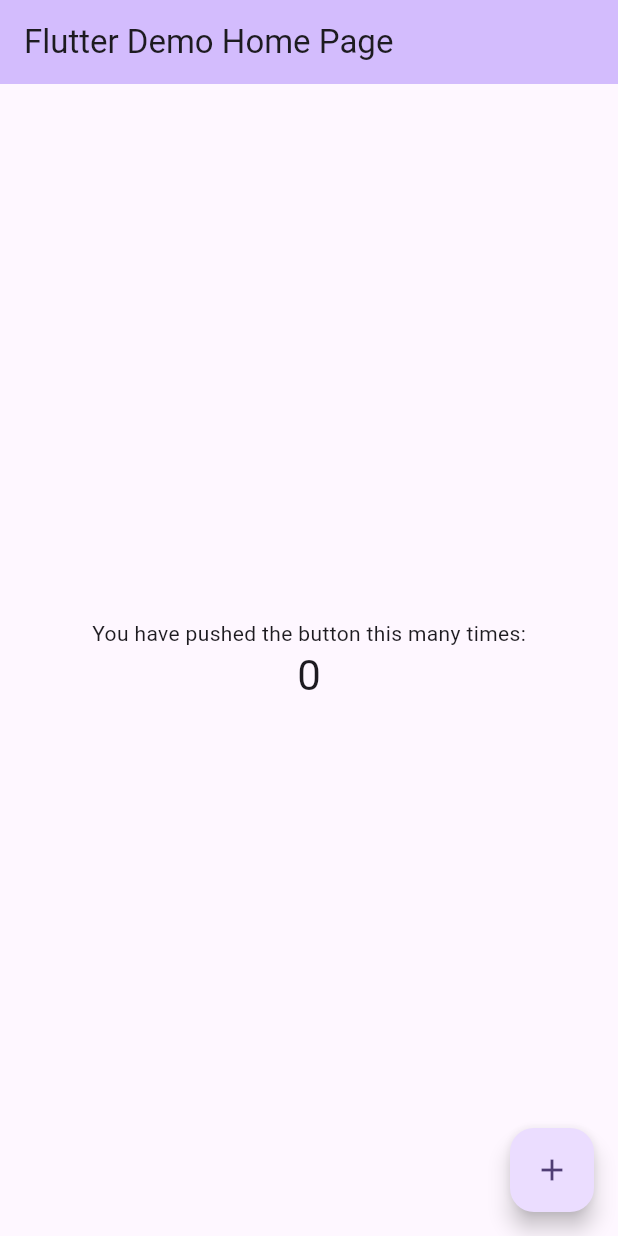
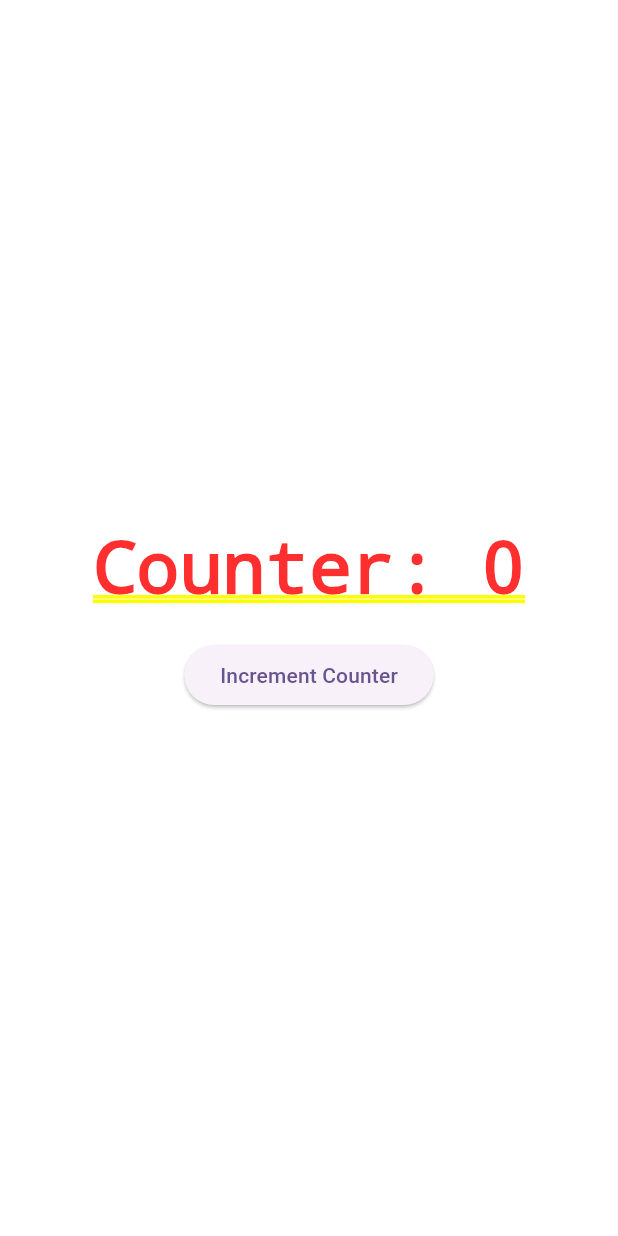
Before and after one commit to mokshchadha/flutter_web, a Flutter app: the screen it shows after launch, on a phone screen of 412 x 824 dp. Run offline on Flutter 3.47's test engine with Material 3 defaults, Android fonts, the phone set to English and light mode, and no system bars.

Commit message:
stream controller example added

```diff
--- a/lib/main.dart
+++ b/lib/main.dart
@@ -1,3 +1,5 @@
+import 'dart:async';
+
 import 'package:flutter/material.dart';
 
 void main() {
@@ -13,57 +15,54 @@ class MyApp extends StatelessWidget {
       title: 'Flutter Demo',
       theme: ThemeData(
           colorScheme: ColorScheme.fromSeed(seedColor: Colors.deepPurple),
-        useMaterial3: true,
-      ),
-      home: const MyHomePage(title: 'Flutter Demo Home Page'),
+          useMaterial3: true),
+      home: StreamControllerExample(),
     );
   }
 }
 
-class MyHomePage extends StatefulWidget {
-  const MyHomePage({super.key, required this.title});
+class StreamControllerExample extends StatefulWidget {
+  @override
+  _StreamControllerExampleState createState() =>
+      _StreamControllerExampleState();
+}
 
-  final String title;
+class _StreamControllerExampleState extends State<StreamControllerExample> {
+  final StreamController<int> _controller = StreamController<int>();
+  int _counter = 0;
 
   @override
-  State<MyHomePage> createState() => _MyHomePageState();
+  void dispose() {
+    _controller.close();
+    super.dispose();
   }
 
-class _MyHomePageState extends State<MyHomePage> {
-  int _counter = 0;
-
   void _incrementCounter() {
-    setState(() {
     _counter++;
-    });
+    _controller.sink.add(_counter);
   }
 
   @override
   Widget build(BuildContext context) {
-    return Scaffold(
-      appBar: AppBar(
-        backgroundColor: Theme.of(context).colorScheme.inversePrimary,
-        title: Text(widget.title),
-      ),
-      body: Center(
-        child: Column(
+    return Column(
       mainAxisAlignment: MainAxisAlignment.center,
       children: <Widget>[
-            const Text(
-              'You have pushed the button this many times:',
+        StreamBuilder<int>(
+          stream: _controller.stream,
+          builder: (BuildContext context, AsyncSnapshot<int> snapshot) {
+            if (snapshot.hasData) {
+              return Text('Counter: ${snapshot.data}');
+            } else {
+              return const Text('Counter: 0');
+            }
+          },
         ),
-            Text(
-              '$_counter',
-              style: Theme.of(context).textTheme.headlineMedium,
+        const SizedBox(height: 20),
+        ElevatedButton(
+          onPressed: _incrementCounter,
+          child: const Text('Increment Counter'),
         ),
       ],
-        ),
-      ),
-      floatingActionButton: FloatingActionButton(
-        onPressed: _incrementCounter,
-        tooltip: 'Increment',
-        child: const Icon(Icons.add),
-      ),
     );
   }
 }
```
Lines whose indentation alone changed are shown as unchanged.
